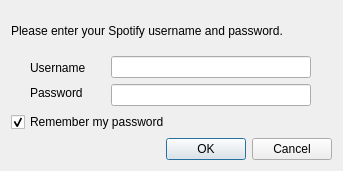
First picture: the form in src/logindialog.ui, repository paucm/spotfm, before the edit.
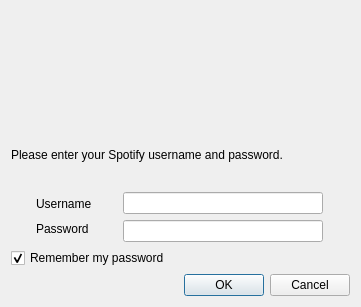
Second picture: the form after the edit. Icons and pictures are not drawn.

Diff of the .ui file:
```diff
--- a/src/logindialog.ui
+++ b/src/logindialog.ui
@@ -1,21 +1,72 @@
 <ui version="4.0" >
  <class>LoginDialog</class>
- <widget class="QDialog" name="LoginDialog" >
-  <property name="geometry" >
+ <widget class="QDialog" name="LoginDialog">
+  <property name="geometry">
    <rect>
     <x>0</x>
     <y>0</y>
-    <width>343</width>
-    <height>171</height>
+    <width>361</width>
+    <height>307</height>
    </rect>
   </property>
   <property name="windowTitle" >
    <string>Login in to Spotify</string>
   </property>
-  <layout class="QGridLayout" name="gridLayout" >
-   <item row="0" column="0" >
-    <widget class="QLabel" name="label" >
-     <property name="focusPolicy" >
+  <layout class="QGridLayout" name="gridLayout">
+   <item row="0" column="0">
+    <spacer name="horizontalSpacer">
+     <property name="orientation">
+      <enum>Qt::Horizontal</enum>
+     </property>
+     <property name="sizeHint" stdset="0">
+      <size>
+       <width>99</width>
+       <height>106</height>
+      </size>
+     </property>
+    </spacer>
+   </item>
+   <item row="0" column="1">
+    <widget class="QLabel" name="label_4">
+     <property name="sizePolicy">
+      <sizepolicy hsizetype="Fixed" vsizetype="Fixed">
+       <horstretch>0</horstretch>
+       <verstretch>0</verstretch>
+      </sizepolicy>
+     </property>
+     <property name="layoutDirection">
+      <enum>Qt::LeftToRight</enum>
+     </property>
+     <property name="text">
+      <string/>
+     </property>
+     <property name="pixmap">
+      <pixmap resource="spotfm.qrc">:/icons/icons/spotify-core-logo-128x128.png</pixmap>
+     </property>
+     <property name="scaledContents">
+      <bool>false</bool>
+     </property>
+     <property name="alignment">
+      <set>Qt::AlignLeading|Qt::AlignLeft|Qt::AlignVCenter</set>
+     </property>
+    </widget>
+   </item>
+   <item row="0" column="2">
+    <spacer name="horizontalSpacer_2">
+     <property name="orientation">
+      <enum>Qt::Horizontal</enum>
+     </property>
+     <property name="sizeHint" stdset="0">
+      <size>
+       <width>98</width>
+       <height>106</height>
+      </size>
+     </property>
+    </spacer>
+   </item>
+   <item row="1" column="0" colspan="3">
+    <widget class="QLabel" name="label">
+     <property name="focusPolicy">
       <enum>Qt::NoFocus</enum>
      </property>
      <property name="frameShape" >
@@ -26,8 +77,8 @@
      </property>
     </widget>
    </item>
-   <item row="1" column="0" >
-    <layout class="QHBoxLayout" name="horizontalLayout" >
+   <item row="2" column="0" colspan="3">
+    <layout class="QHBoxLayout" name="horizontalLayout">
      <item>
       <layout class="QVBoxLayout" name="_2" >
        <property name="spacing" >
@@ -123,9 +174,9 @@
      </item>
     </layout>
    </item>
-   <item row="2" column="0" >
-    <widget class="QCheckBox" name="rememberCheck" >
-     <property name="text" >
+   <item row="3" column="0" colspan="2">
+    <widget class="QCheckBox" name="rememberCheck">
+     <property name="text">
       <string>Remember my password</string>
      </property>
      <property name="checked" >
@@ -133,12 +184,25 @@
      </property>
     </widget>
    </item>
-   <item row="3" column="0" >
-    <widget class="QDialogButtonBox" name="buttonBox" >
-     <property name="orientation" >
+   <item row="4" column="0">
+    <spacer name="horizontalSpacer_3">
+     <property name="orientation">
       <enum>Qt::Horizontal</enum>
      </property>
-     <property name="standardButtons" >
+     <property name="sizeHint" stdset="0">
+      <size>
+       <width>99</width>
+       <height>20</height>
+      </size>
+     </property>
+    </spacer>
+   </item>
+   <item row="4" column="1" colspan="2">
+    <widget class="QDialogButtonBox" name="buttonBox">
+     <property name="orientation">
+      <enum>Qt::Horizontal</enum>
+     </property>
+     <property name="standardButtons">
       <set>QDialogButtonBox::Cancel|QDialogButtonBox::Ok</set>
      </property>
     </widget>
```
Left out of the diff: 69 changed lines with no effect on the pictures.
